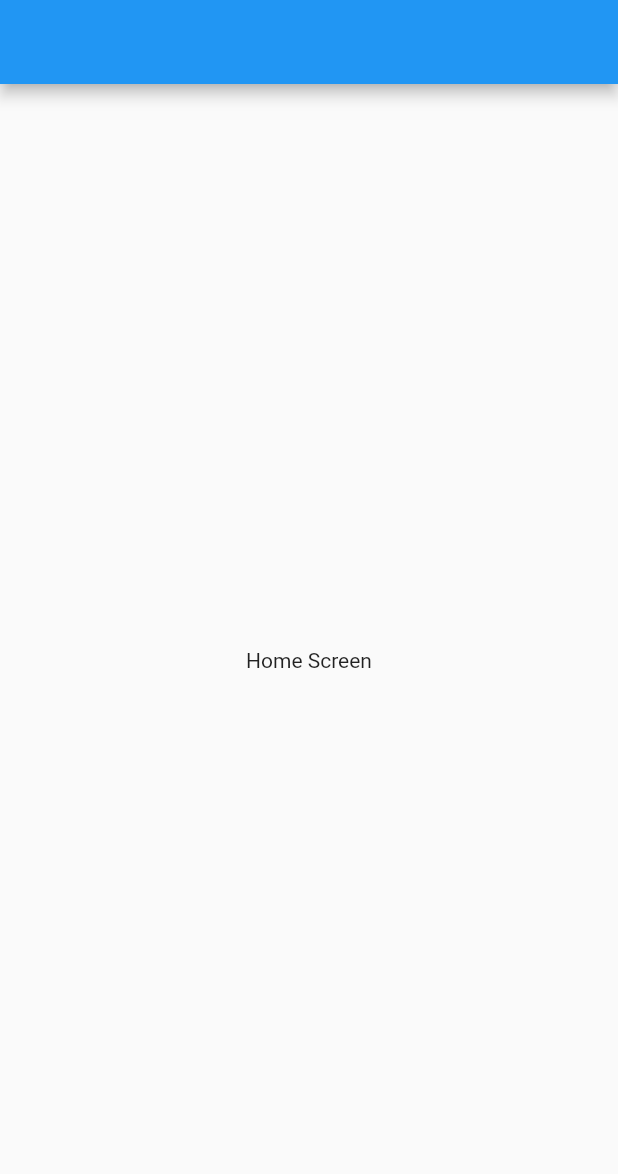
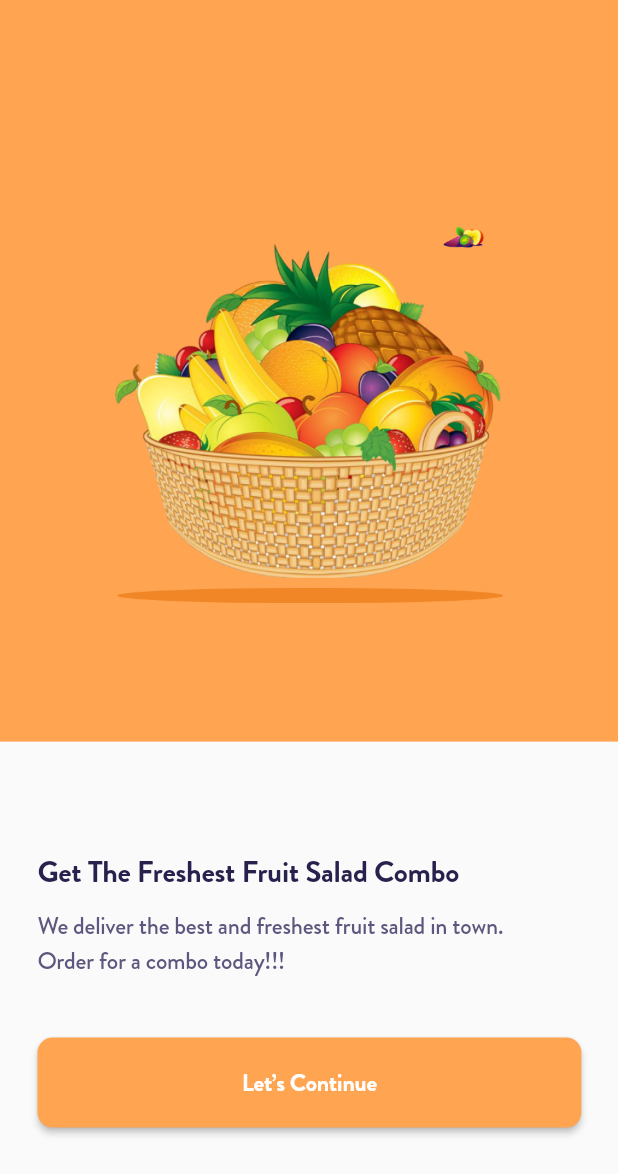
Before and after one commit to Sanjarbek17/e-commerce-mobile-app, a Flutter app: the screen it shows after launch, on a phone screen of 412 x 824 dp. Shown: the top 1174 px of the screen. Run offline on Flutter 3.47's test engine with Material 2 defaults, Android fonts, the phone set to English and light mode, and no system bars; our stand-ins replace flutter_svg.

Commit message:
home screen is done

```diff
--- a/lib/main.dart
+++ b/lib/main.dart
@@ -5,17 +5,15 @@ void main() {
   runApp(const App());
 }
 
-
 class App extends StatelessWidget {
   const App({super.key});
 
   @override
   Widget build(BuildContext context) {
     return MaterialApp(
+      debugShowCheckedModeBanner: false,
       title: 'Ecommerce App',
-      theme: ThemeData(
-        primarySwatch: Colors.blue
-      ),
+      theme: ThemeData(primarySwatch: Colors.blue),
       initialRoute: RouteGenerator.splashScreen,
       onGenerateRoute: RouteGenerator.generateRoute,
     );
--- a/lib/screens/home_screen.dart
+++ b/lib/screens/home_screen.dart
@@ -6,9 +6,62 @@ class HomeScreen extends StatelessWidget {
   @override
   Widget build(BuildContext context) {
     return Scaffold(
-      appBar: AppBar(),
-      body: Center(
-        child: Text('Home Screen'),
+      body: Column(
+        children: [
+          Expanded(
+            flex: 60,
+            child: Container(
+              padding: const EdgeInsets.only(top: 50),
+              color: const Color(0xFFFFA451),
+              child: Center(
+                child: Image.asset('assets/images/imgbin.png', width: 300, height: 260),
+              ),
+            ),
+          ),
+          Expanded(
+            flex: 40,
+            child: Padding(
+              padding: const EdgeInsets.all(25.0),
+              child: Column(
+                mainAxisAlignment: MainAxisAlignment.center,
+                crossAxisAlignment: CrossAxisAlignment.start,
+                children: [
+                  const Text(
+                    'Get The Freshest Fruit Salad Combo',
+                    textAlign: TextAlign.center,
+                    style: TextStyle(color: Color(0xFF27214D), fontSize: 20, fontFamily: 'Brandon Grotesque', fontWeight: FontWeight.w500, letterSpacing: -0.20),
+                  ),
+                  const SizedBox(height: 10),
+                  SizedBox(
+                    width: MediaQuery.of(context).size.width * 0.8,
+                    child: const Text(
+                      'We deliver the best and freshest fruit salad in town. Order for a combo today!!!',
+                      style: TextStyle(color: Color(0xFF5C577E), fontSize: 16, fontFamily: 'Brandon Grotesque', fontWeight: FontWeight.w400, letterSpacing: -0.16),
+                    ),
+                  ),
+                  const SizedBox(height: 40),
+                  Row(
+                    mainAxisAlignment: MainAxisAlignment.center,
+                    children: [
+                      ElevatedButton(
+                        onPressed: () {},
+                        style: ElevatedButton.styleFrom(
+                          backgroundColor: const Color(0xFFFFA451),
+                          shape: RoundedRectangleBorder(borderRadius: BorderRadius.circular(10)),
+                          minimumSize: Size(MediaQuery.of(context).size.width * 0.88, 60),
+                        ),
+                        child: const Text(
+                          'Let’s Continue',
+                          style: TextStyle(color: Colors.white, fontSize: 16, fontFamily: 'Brandon Grotesque', fontWeight: FontWeight.w500, letterSpacing: -0.16),
+                        ),
+                      ),
+                    ],
+                  ),
+                ],
+              ),
+            ),
+          ),
+        ],
       ),
     );
   }
--- a/pubspec.yaml
+++ b/pubspec.yaml
@@ -62,6 +62,7 @@ flutter:
   # To add assets to your application, add an assets section, like this:
   assets:
     - assets/svg/
+    - assets/images/
   #   - images/a_dot_ham.jpeg
 
   # An image asset can refer to one or more resolution-specific "variants", see
```
Also changed, not shown: assets/images/imgbin.png (added), assets/svg/imgbin.svg (added).
